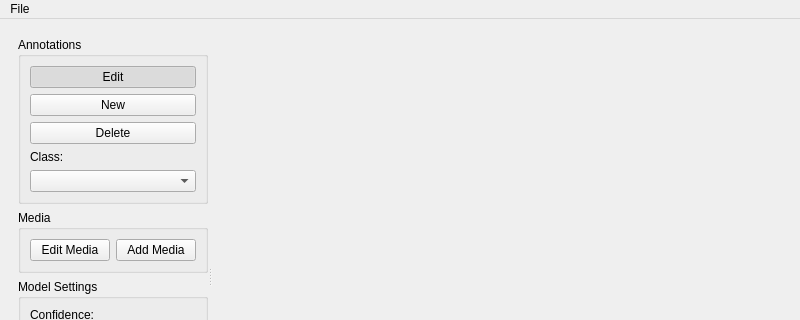
Before: the Qt Designer form src/core/mainwindow.ui in OceanEye-Project/OceanEye-QT, drawn with Qt 5; both pictures show x 0 to 800 and y 0 to 320 of the 800 by 819 pixel window.
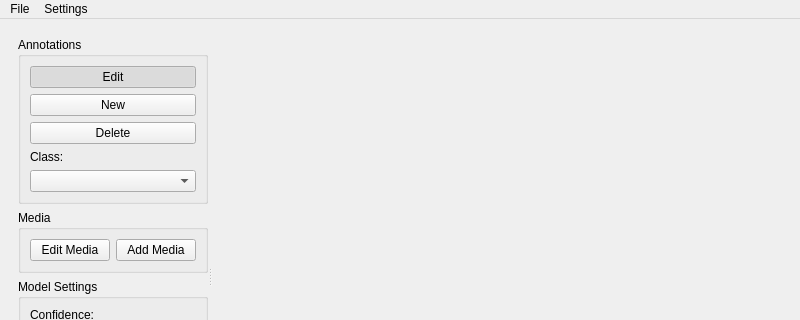
After: the same form once the commit is applied.

Commit message: Added settings button beside File button

What changed in the file:
```diff
--- a/src/core/mainwindow.ui
+++ b/src/core/mainwindow.ui
@@ -394,7 +394,14 @@
     <addaction name="actionEditMedia"/>
     <addaction name="actionSettings"/>
    </widget>
+   <widget class="QMenu" name="menuSettings">
+    <property name="title">
+     <string>Settings</string>
+    </property>
+    <addaction name="actionOpenSettings"/>
+   </widget>
    <addaction name="menuOceanEye"/>
+   <addaction name="menuSettings"/>
   </widget>
   <action name="actionNew_Project">
    <property name="text">
```
Left out of the diff: 10 changed lines with no effect on the pictures. The commit also changes 1 other file.
